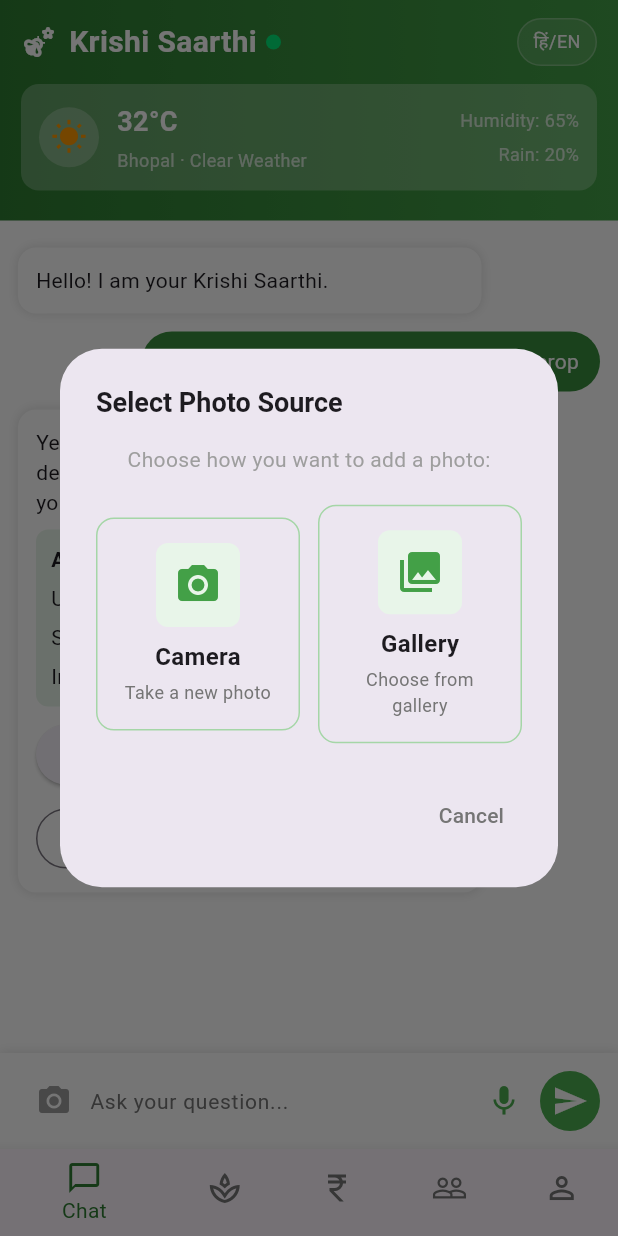
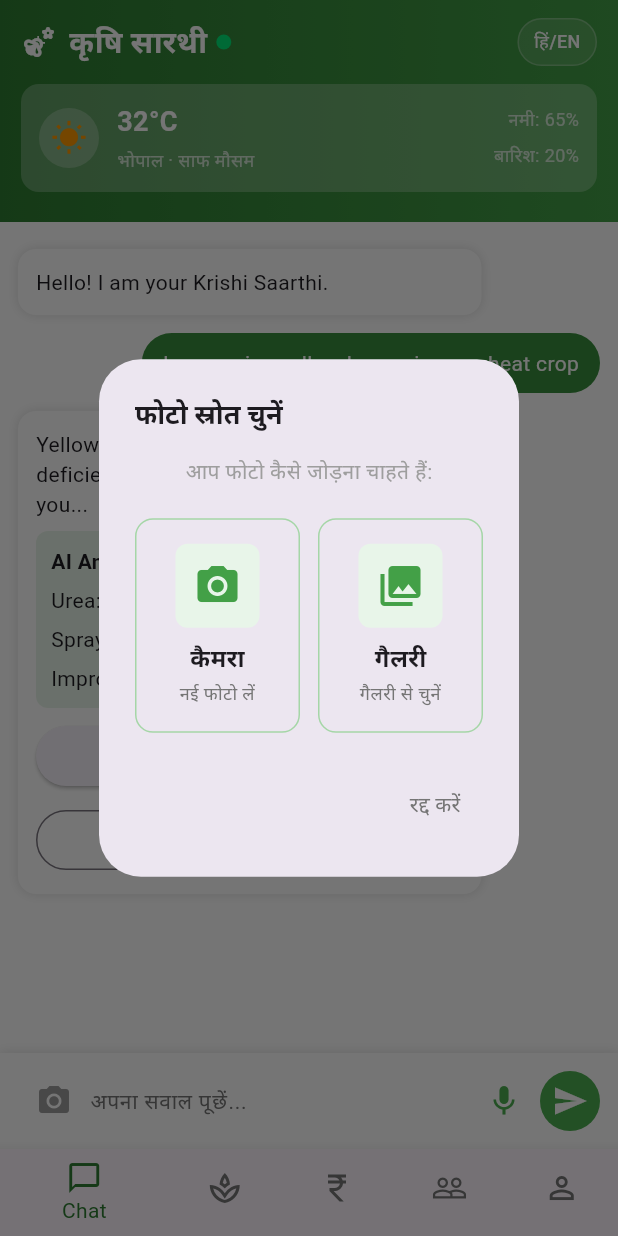
Before and after one commit to divyanshkul/Krishi-Saarthi, a Flutter app: the screen it shows after launch, after a tap on the "camera alt" icon, on a phone screen of 412 x 824 dp. Run offline on Flutter 3.47's test engine with Material 3 defaults, Android fonts, the phone set to English and light mode, and no system bars; our stand-ins replace dio, flutter_dotenv, image_picker, permission_handler, shared_preferences, youtube_player_flutter; missing offline and left inert: record.

Commit message:
feat: little bit i18n

```diff
--- a/mobile/lib/i18n.dart
+++ b/mobile/lib/i18n.dart
@@ -46,6 +46,29 @@ const Map<String, Map<String, String>> translations = {
     'agriNews': 'Agricultural News',
     'mspHike': '5% hike in MSP for Rabi crops',
     'weatherWarning': 'Weather warning for unseasonal rains in Madhya Pradesh',
+
+    // Photo and UI strings
+    'selectPhotoSource': 'Select Photo Source',
+    'choosePhotoMethod': 'Choose how you want to add a photo:',
+    'camera': 'Camera',
+    'takeNewPhoto': 'Take a new photo',
+    'gallery': 'Gallery',
+    'chooseFromGallery': 'Choose from gallery',
+    'cancel': 'Cancel',
+    'justTaken': 'Just taken',
+    'photoAttached': 'Photo attached',
+
+    // Location and weather
+    'bhopalClearWeather': 'Bhopal · Clear Weather',
+    'humidity': 'Humidity: 65%',
+    'rain': 'Rain: 20%',
+
+    // Video recommendations
+    'videoRecommendations': 'Video Recommendations',
+
+    // Government schemes (updates)
+    'pmKisanEligible': 'You are eligible · Next installment: 15th August',
+    'cropInsuranceDeadline': 'Application deadline: 30th November',
   },
   'hi': {
     'appTitle': 'कृषि सारथी',
@@ -94,5 +117,28 @@ const Map<String, Map<String, String>> translations = {
     'agriNews': 'कृषि समाचार',
     'mspHike': 'रबी की फसल के लिए MSP में 5% वृद्धि',
     'weatherWarning': 'मध्य प्रदेश में बेमौसम बारिश की चेतावनी',
+
+    // Photo and UI strings
+    'selectPhotoSource': 'फोटो स्रोत चुनें',
+    'choosePhotoMethod': 'आप फोटो कैसे जोड़ना चाहते हैं:',
+    'camera': 'कैमरा',
+    'takeNewPhoto': 'नई फोटो लें',
+    'gallery': 'गैलरी',
+    'chooseFromGallery': 'गैलरी से चुनें',
+    'cancel': 'रद्द करें',
+    'justTaken': 'अभी खींची',
+    'photoAttached': 'फोटो जोड़ी गई',
+
+    // Location and weather
+    'bhopalClearWeather': 'भोपाल · साफ मौसम',
+    'humidity': 'नमी: 65%',
+    'rain': 'बारिश: 20%',
+
+    // Video recommendations
+    'videoRecommendations': 'वीडियो सुझाव',
+
+    // Government schemes (updates)
+    'pmKisanEligible': 'आप पात्र हैं · अगली किस्त: 15 अगस्त',
+    'cropInsuranceDeadline': 'आवेदन की अंतिम तिथि: 30 नवंबर',
   },
 };
--- a/mobile/lib/pages/chat_page.dart
+++ b/mobile/lib/pages/chat_page.dart
@@ -8,6 +8,7 @@ import '../widgets/photo_source_dialog.dart';
 import '../providers/recording_provider.dart';
 import '../providers/photo_provider.dart';
 import '../providers/text_provider.dart';
+import '../providers/language_provider.dart';
 
 class ChatPage extends StatefulWidget {
   const ChatPage({super.key});
@@ -183,8 +184,8 @@ class _ChatPageState extends State<ChatPage> {
             },
           ),
           Expanded(
-            child: Consumer3<RecordingProvider, PhotoProvider, TextProvider>(
-              builder: (context, recordingProvider, photoProvider, textProvider, child) {
+            child: Consumer4<RecordingProvider, PhotoProvider, TextProvider, LanguageProvider>(
+              builder: (context, recordingProvider, photoProvider, textProvider, languageProvider, child) {
                 final bool bothAttached = recordingProvider.hasRecording && photoProvider.hasPhoto;
 
                 return TextField(
@@ -194,7 +195,7 @@ class _ChatPageState extends State<ChatPage> {
                   decoration: InputDecoration(
                     hintText: bothAttached
                         ? 'Audio + Photo attached\nTap send to process'
-                        : 'Ask your question...',
+                        : languageProvider.translate('askYourQuestion'),
                     hintStyle: TextStyle(
                       fontSize: bothAttached ? 12 : 14,
                       color: bothAttached ? Colors.orange.shade600 : Colors.grey.shade600,
--- a/mobile/lib/providers/language_provider.dart
+++ b/mobile/lib/providers/language_provider.dart
@@ -1,16 +1,63 @@
 import 'package:flutter/material.dart';
+import 'package:shared_preferences/shared_preferences.dart';
+import '../i18n.dart';
 
 class LanguageProvider with ChangeNotifier {
   Locale _currentLocale = const Locale('hi');
+  static const String _languageKey = 'selected_language';
 
   Locale get currentLocale => _currentLocale;
+  bool get isHindi => _currentLocale.languageCode == 'hi';
+  bool get isEnglish => _currentLocale.languageCode == 'en';
 
-  void toggleLocale() {
+  String get currentLanguageDisplay => isHindi ? 'हिं' : 'EN';
+  String get toggleLanguageDisplay => isHindi ? 'EN' : 'हिं';
+
+  LanguageProvider() {
+    _loadSavedLanguage();
+  }
+
+  void toggleLocale() async {
     if (_currentLocale.languageCode == 'hi') {
       _currentLocale = const Locale('en');
     } else {
       _currentLocale = const Locale('hi');
     }
+    await _saveLanguage();
     notifyListeners();
   }
+
+  void setLocale(String languageCode) async {
+    if (languageCode == 'hi' || languageCode == 'en') {
+      _currentLocale = Locale(languageCode);
+      await _saveLanguage();
+      notifyListeners();
+    }
+  }
+
+  String translate(String key) {
+    return translations[_currentLocale.languageCode]?[key] ?? key;
+  }
+
+  Future<void> _loadSavedLanguage() async {
+    try {
+      final prefs = await SharedPreferences.getInstance();
+      final savedLanguage = prefs.getString(_languageKey);
+      if (savedLanguage != null && (savedLanguage == 'hi' || savedLanguage == 'en')) {
+        _currentLocale = Locale(savedLanguage);
+        notifyListeners();
+      }
+    } catch (e) {
+      debugPrint('Error loading saved language: $e');
+    }
+  }
+
+  Future<void> _saveLanguage() async {
+    try {
+      final prefs = await SharedPreferences.getInstance();
+      await prefs.setString(_languageKey, _currentLocale.languageCode);
+    } catch (e) {
+      debugPrint('Error saving language: $e');
+    }
+  }
 }
--- /dev/null
+++ b/mobile/lib/utils/translation_helper.dart
@@ -0,0 +1,15 @@
+import 'package:flutter/material.dart';
+import 'package:provider/provider.dart';
+import '../providers/language_provider.dart';
+
+class T {
+  static String of(BuildContext context, String key) {
+    return Provider.of<LanguageProvider>(context, listen: false).translate(key);
+  }
+}
+
+extension TranslationExtension on BuildContext {
+  String t(String key) {
+    return Provider.of<LanguageProvider>(this, listen: false).translate(key);
+  }
+}
--- /dev/null
+++ b/mobile/lib/widgets/animated_language_toggle.dart
@@ -0,0 +1,125 @@
+import 'package:flutter/material.dart';
+import 'package:provider/provider.dart';
+import '../providers/language_provider.dart';
+
+class AnimatedLanguageToggle extends StatefulWidget {
+  const AnimatedLanguageToggle({super.key});
+
+  @override
+  State<AnimatedLanguageToggle> createState() => _AnimatedLanguageToggleState();
+}
+
+class _AnimatedLanguageToggleState extends State<AnimatedLanguageToggle>
+    with TickerProviderStateMixin {
+  late AnimationController _scaleController;
+  late AnimationController _slideController;
+  late Animation<double> _scaleAnimation;
+  late Animation<Offset> _slideAnimation;
+
+  @override
+  void initState() {
+    super.initState();
+
+    _scaleController = AnimationController(
+      duration: const Duration(milliseconds: 150),
+      vsync: this,
+    );
+
+    _slideController = AnimationController(
+      duration: const Duration(milliseconds: 300),
+      vsync: this,
+    );
+
+    _scaleAnimation = Tween<double>(
+      begin: 1.0,
+      end: 0.95,
+    ).animate(CurvedAnimation(
+      parent: _scaleController,
+      curve: Curves.easeInOut,
+    ));
+
+    _slideAnimation = Tween<Offset>(
+      begin: Offset.zero,
+      end: const Offset(0.1, 0),
+    ).animate(CurvedAnimation(
+      parent: _slideController,
+      curve: Curves.elasticOut,
+    ));
+  }
+
+  @override
+  void dispose() {
+    _scaleController.dispose();
+    _slideController.dispose();
+    super.dispose();
+  }
+
+  void _handleTap(LanguageProvider languageProvider) async {
+    // Scale down animation
+    await _scaleController.forward();
+
+    // Slide animation
+    await _slideController.forward();
+
+    // Toggle language
+    languageProvider.toggleLocale();
+
+    // Reset animations
+    await _slideController.reverse();
+    await _scaleController.reverse();
+  }
+
+  @override
+  Widget build(BuildContext context) {
+    return Consumer<LanguageProvider>(
+      builder: (context, languageProvider, child) {
+        return GestureDetector(
+          onTap: () => _handleTap(languageProvider),
+          child: AnimatedBuilder(
+            animation: Listenable.merge([_scaleController, _slideController]),
+            builder: (context, child) {
+              return Transform.scale(
+                scale: _scaleAnimation.value,
+                child: SlideTransition(
+                  position: _slideAnimation,
+                  child: Container(
+                    padding: const EdgeInsets.symmetric(
+                      horizontal: 10,
+                      vertical: 6,
+                    ),
+                    decoration: BoxDecoration(
+                      color: Colors.white.withAlpha(31),
+                      borderRadius: BorderRadius.circular(18),
+                      border: Border.all(color: Colors.white24),
+                    ),
+                    child: AnimatedSwitcher(
+                      duration: const Duration(milliseconds: 200),
+                      transitionBuilder: (child, animation) {
+                        return FadeTransition(
+                          opacity: animation,
+                          child: ScaleTransition(
+                            scale: animation,
+                            child: child,
+                          ),
+                        );
+                      },
+                      child: Text(
+                        '${languageProvider.currentLanguageDisplay}/${languageProvider.toggleLanguageDisplay}',
+                        key: ValueKey(languageProvider.currentLanguageDisplay),
+                        style: const TextStyle(
+                          color: Colors.white,
+                          fontSize: 12,
+                          fontWeight: FontWeight.w500,
+                        ),
+                      ),
+                    ),
+                  ),
+                ),
+              );
+            },
+          ),
+        );
+      },
+    );
+  }
+}
--- a/mobile/lib/widgets/app_header.dart
+++ b/mobile/lib/widgets/app_header.dart
@@ -1,4 +1,8 @@
 import 'package:flutter/material.dart';
+import 'package:provider/provider.dart';
+import '../providers/language_provider.dart';
+import '../utils/translation_helper.dart';
+import 'animated_language_toggle.dart';
 
 class AppHeader extends StatelessWidget {
   const AppHeader({super.key});
@@ -20,13 +24,17 @@ class AppHeader extends StatelessWidget {
             children: [
               const Icon(Icons.emoji_nature, color: Colors.white),
               const SizedBox(width: 8),
-              const Text(
-                'Krishi Saarthi',
-                style: TextStyle(
-                  color: Colors.white,
-                  fontSize: 20,
-                  fontWeight: FontWeight.bold,
-                ),
+              Consumer<LanguageProvider>(
+                builder: (context, languageProvider, child) {
+                  return Text(
+                    languageProvider.translate('appTitle'),
+                    style: const TextStyle(
+                      color: Colors.white,
+                      fontSize: 20,
+                      fontWeight: FontWeight.bold,
+                    ),
+                  );
+                },
               ),
               const SizedBox(width: 6),
               // green status dot
@@ -39,22 +47,8 @@ class AppHeader extends StatelessWidget {
                 ),
               ),
               const Spacer(),
-              // language pill
-              Container(
-                padding: const EdgeInsets.symmetric(
-                  horizontal: 10,
-                  vertical: 6,
-                ),
-                decoration: BoxDecoration(
-                  color: Colors.white.withAlpha(31),
-                  borderRadius: BorderRadius.circular(18),
-                  border: Border.all(color: Colors.white24),
-                ),
-                child: const Text(
-                  'हिं/EN',
-                  style: TextStyle(color: Colors.white, fontSize: 12),
-                ),
-              ),
+              // animated language toggle
+              const AnimatedLanguageToggle(),
             ],
           ),
           const SizedBox(height: 12),
@@ -83,8 +77,8 @@ class AppHeader extends StatelessWidget {
                 Expanded(
                   child: Column(
                     crossAxisAlignment: CrossAxisAlignment.start,
-                    children: const [
-                      Text(
+                    children: [
+                      const Text(
                         '32°C',
                         style: TextStyle(
                           color: Colors.white,
@@ -92,10 +86,14 @@ class AppHeader extends StatelessWidget {
                           fontWeight: FontWeight.bold,
                         ),
                       ),
-                      SizedBox(height: 4),
-                      Text(
-                        'Bhopal · Clear Weather',
-                        style: TextStyle(color: Colors.white70, fontSize: 12),
+                      const SizedBox(height: 4),
+                      Consumer<LanguageProvider>(
+                        builder: (context, languageProvider, child) {
+                          return Text(
+                            languageProvider.translate('bhopalClearWeather'),
+                            style: const TextStyle(color: Colors.white70, fontSize: 12),
+                          );
+                        },
                       ),
                     ],
                   ),
@@ -103,15 +101,23 @@ class AppHeader extends StatelessWidget {
                 // right: humidity and rain
                 Column(
                   crossAxisAlignment: CrossAxisAlignment.end,
-                  children: const [
-                    Text(
-                      'Humidity: 65%',
-                      style: TextStyle(color: Colors.white70, fontSize: 12),
+                  children: [
+                    Consumer<LanguageProvider>(
+                      builder: (context, languageProvider, child) {
+                        return Text(
+                          languageProvider.translate('humidity'),
+                          style: const TextStyle(color: Colors.white70, fontSize: 12),
+                        );
+                      },
                     ),
-                    SizedBox(height: 6),
-                    Text(
-                      'Rain: 20%',
-                      style: TextStyle(color: Colors.white70, fontSize: 12),
+                    const SizedBox(height: 6),
+                    Consumer<LanguageProvider>(
+                      builder: (context, languageProvider, child) {
+                        return Text(
+                          languageProvider.translate('rain'),
+                          style: const TextStyle(color: Colors.white70, fontSize: 12),
+                        );
+                      },
                     ),
                   ],
                 ),
--- a/mobile/lib/widgets/photo_source_dialog.dart
+++ b/mobile/lib/widgets/photo_source_dialog.dart
@@ -1,14 +1,18 @@
 import 'package:flutter/material.dart';
+import 'package:provider/provider.dart';
+import '../providers/language_provider.dart';
 
 class PhotoSourceDialog extends StatelessWidget {
   const PhotoSourceDialog({super.key});
 
   @override
   Widget build(BuildContext context) {
+    return Consumer<LanguageProvider>(
+      builder: (context, languageProvider, child) {
         return AlertDialog(
-      title: const Text(
-        'Select Photo Source',
-        style: TextStyle(
+          title: Text(
+            languageProvider.translate('selectPhotoSource'),
+            style: const TextStyle(
               fontSize: 18,
               fontWeight: FontWeight.w600,
             ),
@@ -16,9 +20,9 @@ class PhotoSourceDialog extends StatelessWidget {
           content: Column(
             mainAxisSize: MainAxisSize.min,
             children: [
-          const Text(
-            'Choose how you want to add a photo:',
-            style: TextStyle(fontSize: 14, color: Colors.grey),
+              Text(
+                languageProvider.translate('choosePhotoMethod'),
+                style: const TextStyle(fontSize: 14, color: Colors.grey),
               ),
               const SizedBox(height: 20),
               Row(
@@ -26,9 +30,10 @@ class PhotoSourceDialog extends StatelessWidget {
                   Expanded(
                     child: _buildSourceOption(
                       context,
+                      languageProvider,
                       icon: Icons.camera_alt,
-                  title: 'Camera',
-                  subtitle: 'Take a new photo',
+                      titleKey: 'camera',
+                      subtitleKey: 'takeNewPhoto',
                       onTap: () => Navigator.of(context).pop('camera'),
                     ),
                   ),
@@ -36,9 +41,10 @@ class PhotoSourceDialog extends StatelessWidget {
                   Expanded(
                     child: _buildSourceOption(
                       context,
+                      languageProvider,
                       icon: Icons.photo_library,
-                  title: 'Gallery',
-                  subtitle: 'Choose from gallery',
+                      titleKey: 'gallery',
+                      subtitleKey: 'chooseFromGallery',
                       onTap: () => Navigator.of(context).pop('gallery'),
                     ),
                   ),
@@ -50,19 +56,22 @@ class PhotoSourceDialog extends StatelessWidget {
             TextButton(
               onPressed: () => Navigator.of(context).pop(),
               child: Text(
-            'Cancel',
+                languageProvider.translate('cancel'),
                 style: TextStyle(color: Colors.grey.shade600),
               ),
             ),
           ],
         );
+      },
+    );
   }
 
   Widget _buildSourceOption(
-    BuildContext context, {
+    BuildContext context,
+    LanguageProvider languageProvider, {
     required IconData icon,
-    required String title,
-    required String subtitle,
+    required String titleKey,
+    required String subtitleKey,
     required VoidCallback onTap,
   }) {
     return InkWell(
@@ -90,7 +99,7 @@ class PhotoSourceDialog extends StatelessWidget {
             ),
             const SizedBox(height: 8),
             Text(
-              title,
+              languageProvider.translate(titleKey),
               style: const TextStyle(
                 fontSize: 16,
                 fontWeight: FontWeight.w600,
@@ -98,7 +107,7 @@ class PhotoSourceDialog extends StatelessWidget {
             ),
             const SizedBox(height: 4),
             Text(
-              subtitle,
+              languageProvider.translate(subtitleKey),
               style: TextStyle(
                 fontSize: 12,
                 color: Colors.grey.shade600,
--- a/mobile/pubspec.yaml
+++ b/mobile/pubspec.yaml
@@ -43,6 +43,7 @@ dependencies:
   dio: ^5.4.0
   image_picker: ^1.0.4
   path: ^1.9.0
+  shared_preferences: ^2.2.2
 
 dev_dependencies:
   flutter_test:
```
Lines whose indentation alone changed are shown as unchanged.
